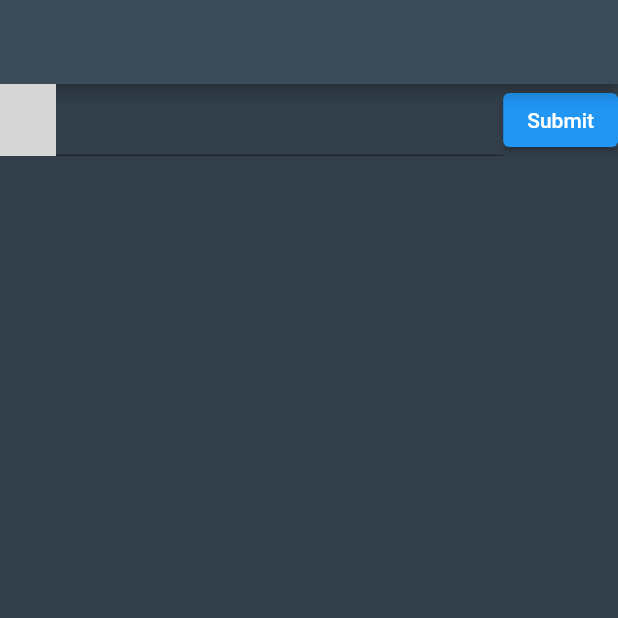
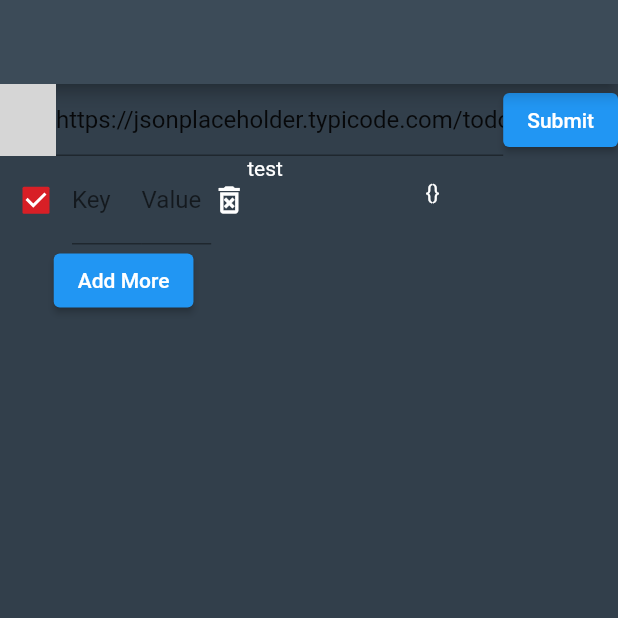
Before and after one commit to mayankkushal/dune, a Flutter app: the screen it shows after launch, after a tap on "Submit", on a phone screen of 412 x 824 dp, the top half of it. Run offline on Flutter 3.47's test engine with Material 2 defaults, Android fonts, the phone set to English and light mode, and no system bars; our stand-ins replace get, get_storage; missing offline and left inert: search_choices; network calls fail; Roboto replaces fonts that are missing (Montserrat); grey boxes are pictures that could not be loaded.

Commit message:
add parameter inputs

```diff
--- a/lib/screens/home/home.dart
+++ b/lib/screens/home/home.dart
@@ -12,14 +12,26 @@
 
 class _HomeState extends State<Home> {
   final urlInputController = TextEditingController();
-  var responseBody;
+  var response;
+  final _parameterFormKey = GlobalKey<FormState>();
+  List<String?> keyList = [null];
+  List<String?> valueList = [null];
+  List<Widget> parameterList = [];
+
+  @override
+  void initState() {
+    super.initState();
+    urlInputController.text = "https://jsonplaceholder.typicode.com/todos/1";
+    parameterList = [
+      ParameterInput(keyList, valueList, removeParameterInput, key: UniqueKey())
+    ];
+  }
 
   @override
   Widget build(BuildContext context) {
     return Scaffold(
       appBar: AppBar(),
-      body: Container(
-        child: ListView(
+      body: Column(
         children: [
           Row(
             children: [
@@ -27,16 +39,22 @@
                 flex: 1,
                 child: SearchChoices.single(
                   items: [
-                      DropdownMenuItem(child: Text('get')),
-                      DropdownMenuItem(child: Text('post'))
+                    DropdownMenuItem(
+                      child: Text('GET'),
+                      value: 'GET',
+                    ),
+                    DropdownMenuItem(
+                      child: Text('POST'),
+                      value: 'POST',
+                    )
                   ],
-                    hint: "Select one",
+                  hint: "Method",
+                  value: "GET",
                   searchHint: null,
                   displayClearIcon: false,
                   onChanged: print,
-                    dialogBox: false,
-                    isExpanded: true,
-                    menuConstraints: BoxConstraints.tight(Size.fromHeight(350)),
+                  dialogBox: true,
+                  isExpanded: false,
                   autofocus: true,
                 ),
               ),
@@ -49,18 +67,117 @@
               ElevatedButton(onPressed: fetchRequest, child: Text("Submit"))
             ],
           ),
-            JsonViewer(responseBody),
+          Row(
+            crossAxisAlignment: CrossAxisAlignment.start,
+            children: [
+              Flexible(
+                flex: 4,
+                child: Form(
+                  key: _parameterFormKey,
+                  child: Column(
+                    children: [
+                      ...parameterList,
+                      ElevatedButton(
+                          onPressed: addParameterInput, child: Text('Add More'))
                     ],
                   ),
+                ),
+              ),
+              Flexible(
+                flex: 6,
+                child: Column(
+                  children: [
+                    Row(
+                      children: [
+                        response != null
+                            ? Text("status: ${response.statusCode}")
+                            : Container(),
+                        Text('test')
+                      ],
+                    ),
+                    JsonViewer(
+                        response != null ? json.decode(response.body) : null),
+                  ],
+                ),
+              ),
+            ],
+          )
+        ],
       ),
     );
   }
 
+  void addParameterInput() {
+    keyList.add(null);
+    valueList.add(null);
+    setState(() {
+      parameterList.add(ParameterInput(keyList, valueList, removeParameterInput,
+          key: UniqueKey()));
+    });
+  }
+
+  void removeParameterInput(Widget input) {
+    setState(() {
+      parameterList.remove(input);
+    });
+  }
+
   void fetchRequest() async {
     var client = http.Client();
-    var response = await client.get(Uri.parse(urlInputController.text));
+    var res = await client.get(Uri.parse(urlInputController.text));
     setState(() {
-      responseBody = json.decode(response.body);
+      response = res;
     });
   }
 }
+
+class ParameterInput extends StatefulWidget {
+  final keyList;
+  final valueList;
+  final Function onDelete;
+  const ParameterInput(this.keyList, this.valueList, this.onDelete, {Key? key})
+      : super(key: key);
+
+  @override
+  _ParameterInputState createState() => _ParameterInputState();
+}
+
+class _ParameterInputState extends State<ParameterInput> {
+  bool enabled = true;
+
+  @override
+  Widget build(BuildContext context) {
+    return Container(
+      child: Row(
+        children: [
+          Checkbox(
+              value: enabled,
+              onChanged: (_) {
+                setState(() {
+                  enabled = !enabled;
+                });
+              }),
+          Flexible(
+            child: TextFormField(
+              decoration: InputDecoration(labelText: 'Key'),
+              onChanged: (value) {},
+            ),
+          ),
+          Flexible(
+            child: TextFormField(
+              decoration: InputDecoration(labelText: 'Value'),
+              onChanged: (value) {},
+            ),
+          ),
+          InkWell(
+            onTap: () => widget.onDelete(widget),
+            child: Icon(
+              Icons.delete_forever_outlined,
+              color: Colors.white,
+            ),
+          ),
+        ],
+      ),
+    );
+  }
+}
--- a/lib/widgets/json_viewer.dart
+++ b/lib/widgets/json_viewer.dart
@@ -16,25 +16,27 @@
   }
 
   static getContentWidget(dynamic content) {
-    if (content is List) {
+    if (content == null)
+      return Text('{}');
+    else if (content is List) {
       return JsonArrayViewer(content, notRoot: false);
     } else {
-      return JsonObject(content ?? {}, notRoot: false);
+      return JsonObjectViewer(content, notRoot: false);
     }
   }
 }
 
-class JsonObject extends StatefulWidget {
+class JsonObjectViewer extends StatefulWidget {
   final Map<String, dynamic> jsonObj;
   final bool notRoot;
 
-  JsonObject(this.jsonObj, {this.notRoot: false});
+  JsonObjectViewer(this.jsonObj, {this.notRoot: false});
 
   @override
-  JsonObjectState createState() => new JsonObjectState();
+  JsonObjectViewerState createState() => new JsonObjectViewerState();
 }
 
-class JsonObjectState extends State<JsonObject> {
+class JsonObjectViewerState extends State<JsonObjectViewer> {
   Map<String, bool> openFlag = Map();
 
   @override
@@ -102,7 +104,7 @@
     if (content is List) {
       return JsonArrayViewer(content, notRoot: true);
     } else {
-      return JsonObject(content, notRoot: true);
+      return JsonObjectViewer(content, notRoot: true);
     }
   }
 
@@ -257,8 +259,8 @@
     List<Widget> list = [];
     int i = 0;
     for (dynamic content in widget.jsonArray) {
-      bool ex = JsonObjectState.isExtensible(content);
-      bool ink = JsonObjectState.isInkWell(content);
+      bool ex = JsonObjectViewerState.isExtensible(content);
+      bool ink = JsonObjectViewerState.isInkWell(content);
       list.add(Row(
         crossAxisAlignment: CrossAxisAlignment.start,
         children: <Widget>[
@@ -288,7 +290,7 @@
       ));
       list.add(const SizedBox(height: 4));
       if (openFlag[i]) {
-        list.add(JsonObjectState.getContentWidget(content));
+        list.add(JsonObjectViewerState.getContentWidget(content));
       }
       i++;
     }
@@ -345,7 +347,7 @@
       } else {
         return InkWell(
             child: Text(
-              'Array<${JsonObjectState.getTypeName(content)}>[${content.length}]',
+              'Array<${JsonObjectViewerState.getTypeName(content)}>[${content.length}]',
               style: TextStyle(color: Colors.grey),
             ),
             onTap: () {
```
Lines whose indentation alone changed are shown as unchanged.
